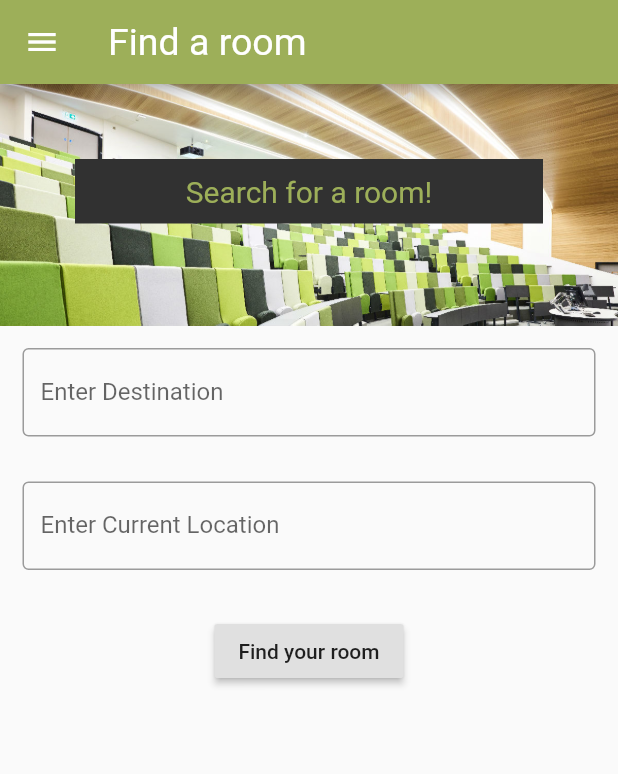
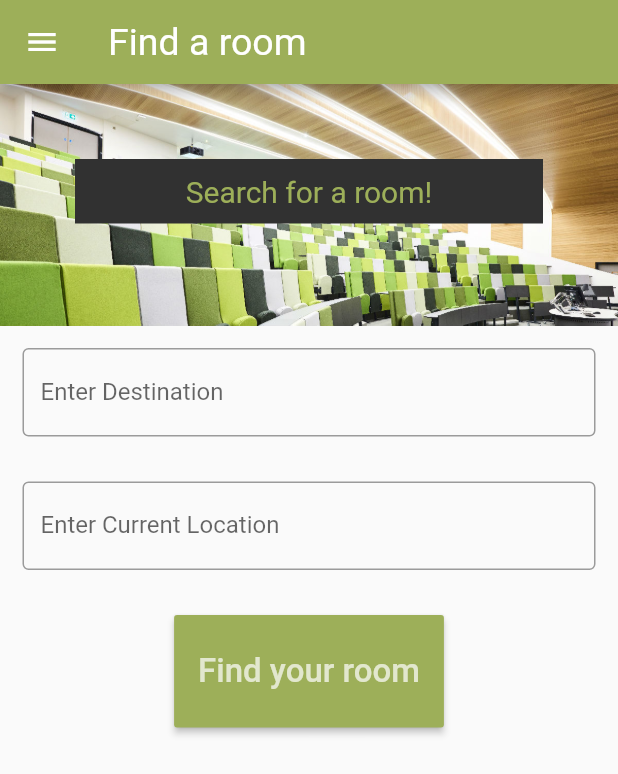
Before and after one commit to alwian/USB-Tour-App, a Flutter app: the screen it shows after launch, on a phone screen of 412 x 824 dp. Shown: the top 774 px of the screen. Run offline on Flutter 3.47's test engine with Material 2 defaults, Android fonts, the phone set to English and light mode, and no system bars; our stand-ins replace flutter_typeahead.

Commit message:
Improved formatting of button

```diff
--- a/lib/fragments/find_a_room_fragment.dart
+++ b/lib/fragments/find_a_room_fragment.dart
@@ -63,7 +63,27 @@ class FindARoomFragment extends StatelessWidget {
 
                 Padding(
                     padding: EdgeInsets.all(15.0),
-                    child: RaisedButton(
+                    child: new MaterialButton(
+                      height: 75.0,
+                      minWidth: 125.0,
+                      color: Theme.of(context).primaryColor,
+                      textColor: Colors.white,
+                      child: new Text(
+                        'Find your room',
+                        style: new TextStyle(
+                          fontSize: 22.0,
+                          color: Colors.white70,
+                        ),
+                      ),
+                      onPressed: () {
+                        Navigator.push(
+                          context,
+                          MaterialPageRoute(builder: (context) => SearchResultsPage()),
+                        );
+                      },
+                      splashColor: Colors.redAccent,
+                    ),
+                    /*child: RaisedButton(
                         child: new Text('Find your room'),
                         onPressed: () {
                           Navigator.push(
@@ -71,7 +91,7 @@ class FindARoomFragment extends StatelessWidget {
                             MaterialPageRoute(builder: (context) => SearchResultsPage()),
                           );
                         }
-                    ),
+                    ),*/
                 ),
               ],
             ),
```
